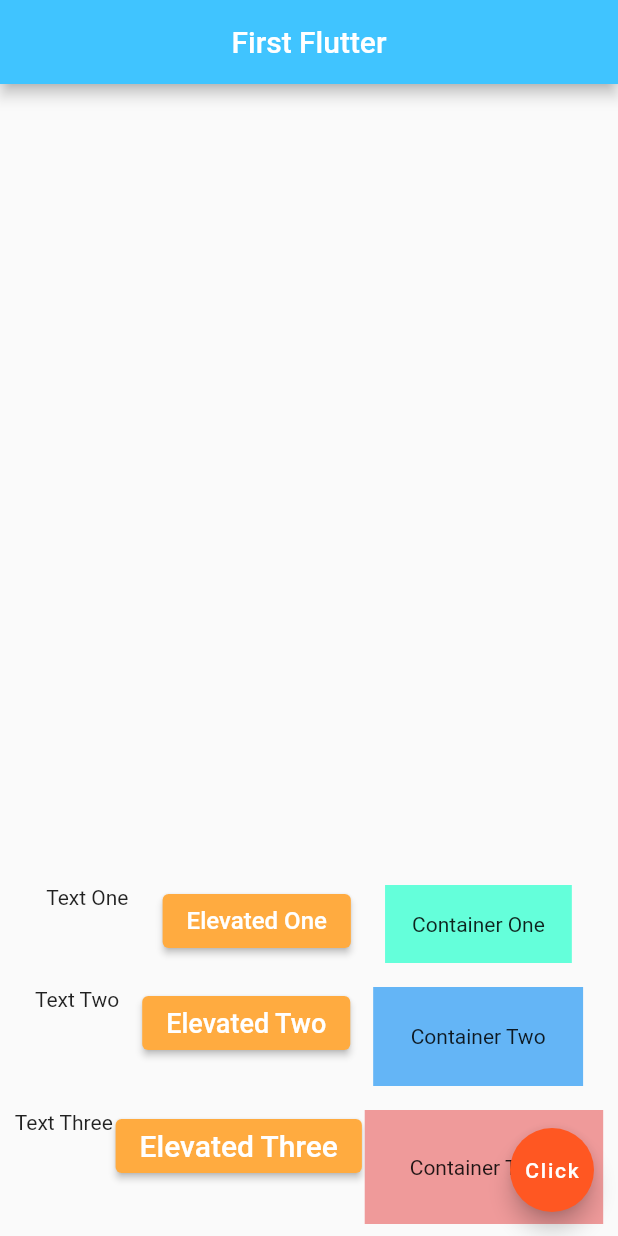
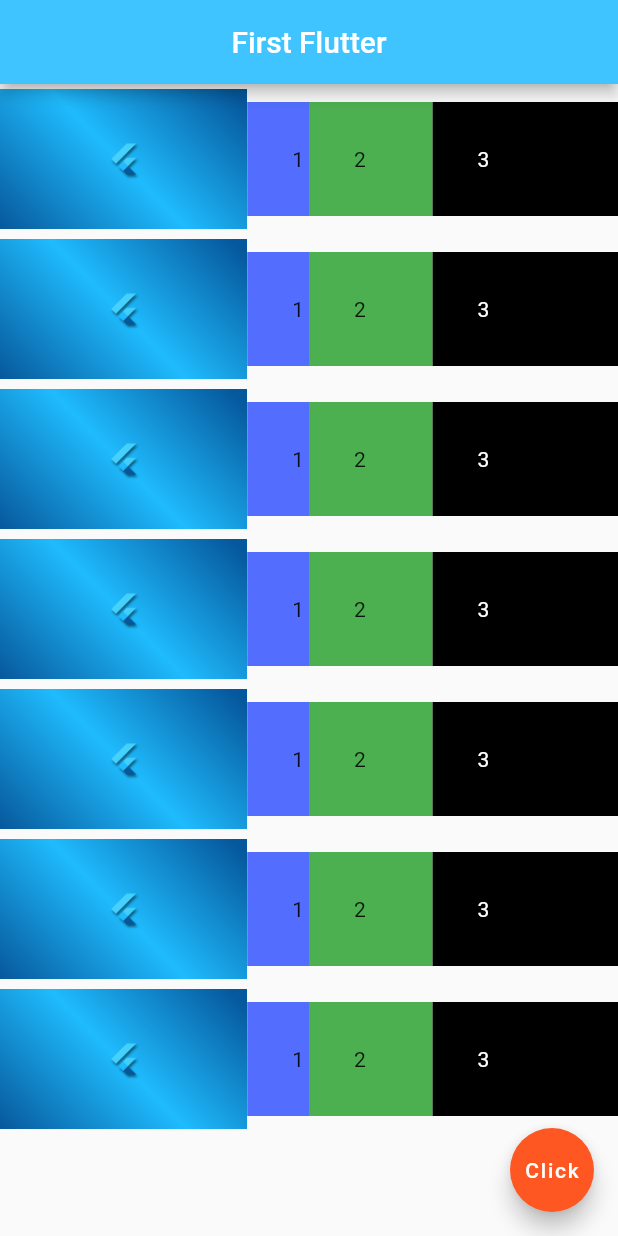
Before and after one commit to Master-Dipankar/Flutter-Hello-World, a Flutter app: the screen it shows after launch, on a phone screen of 412 x 824 dp. Run offline on Flutter 3.47's test engine with Material 2 defaults, Android fonts, the phone set to English and light mode, and no system bars.

Commit message:
Containers, how creating multiple containers inside a row. Use of Expanded to how it can take all the available extra space inside a row. Adding image inside a Row. Use of flex inside Expanded to define its size. Adding multiple Rows inside a Column. Using Sizedbox to define the height of particular row  .
vd14

```diff
--- a/lib/main.dart
+++ b/lib/main.dart
@@ -27,6 +27,250 @@
       backgroundColor: Colors.lightBlueAccent,
     ),
     body:Column(
+      children: [
+        SizedBox(
+          height: 100,
+          child: Row(
+            children: <Widget>[
+              Expanded(
+                  flex: 4,
+                  child: Image.asset('assets/flutter-logo.jpg')),
+              Expanded(
+                  flex: 1,
+                  child: Container(
+                    padding: const EdgeInsets.all(30.0),
+                    color: Colors.indigoAccent,
+                    child: Text('1'),
+                  )),
+              Expanded(
+                  flex: 2,
+                  child: Container(
+                    padding: const EdgeInsets.all(30.0),
+                    color: Colors.green,
+                    child: Text('2'),
+                  )),
+              Expanded(
+                  flex: 3,
+                  child: Container(
+                    padding: const EdgeInsets.all(30.0),
+                    color: Colors.black,
+                    child: const Text('3',
+                      style: TextStyle(
+                        color: Colors.white,
+                      ),),
+                  )),
+            ],
+          ),
+        ),
+        SizedBox(
+          height: 100,
+          child: Row(
+            children: <Widget>[
+              Expanded(
+                  flex: 4,
+                  child: Image.asset('assets/flutter-logo.jpg')),
+              Expanded(
+                  flex: 1,
+                  child: Container(
+                    padding: const EdgeInsets.all(30.0),
+                    color: Colors.indigoAccent,
+                    child: Text('1'),
+                  )),
+              Expanded(
+                  flex: 2,
+                  child: Container(
+                    padding: const EdgeInsets.all(30.0),
+                    color: Colors.green,
+                    child: Text('2'),
+                  )),
+              Expanded(
+                  flex: 3,
+                  child: Container(
+                    padding: const EdgeInsets.all(30.0),
+                    color: Colors.black,
+                    child: const Text('3',
+                      style: TextStyle(
+                        color: Colors.white,
+                      ),),
+                  )),
+            ],
+          ),
+        ),
+        SizedBox(
+          height: 100,
+          child: Row(
+            children: <Widget>[
+              Expanded(
+                  flex: 4,
+                  child: Image.asset('assets/flutter-logo.jpg')),
+              Expanded(
+                flex: 1,
+                  child: Container(
+                    padding: const EdgeInsets.all(30.0),
+                    color: Colors.indigoAccent,
+                    child: Text('1'),
+              )),
+              Expanded(
+                flex: 2,
+                  child: Container(
+                    padding: const EdgeInsets.all(30.0),
+                    color: Colors.green,
+                    child: Text('2'),
+                  )),
+              Expanded(
+                  flex: 3,
+                  child: Container(
+                    padding: const EdgeInsets.all(30.0),
+                    color: Colors.black,
+                    child: const Text('3',
+                    style: TextStyle(
+                      color: Colors.white,
+                    ),),
+              )),
+            ],
+          ),
+        ),
+        SizedBox(
+          height: 100,
+          child: Row(
+            children: <Widget>[
+              Expanded(
+                  flex: 4,
+                  child: Image.asset('assets/flutter-logo.jpg')),
+              Expanded(
+                  flex: 1,
+                  child: Container(
+                    padding: const EdgeInsets.all(30.0),
+                    color: Colors.indigoAccent,
+                    child: Text('1'),
+                  )),
+              Expanded(
+                  flex: 2,
+                  child: Container(
+                    padding: const EdgeInsets.all(30.0),
+                    color: Colors.green,
+                    child: Text('2'),
+                  )),
+              Expanded(
+                  flex: 3,
+                  child: Container(
+                    padding: const EdgeInsets.all(30.0),
+                    color: Colors.black,
+                    child: const Text('3',
+                      style: TextStyle(
+                        color: Colors.white,
+                      ),),
+                  )),
+            ],
+          ),
+        ),
+        SizedBox(
+          height: 100,
+          child: Row(
+            children: <Widget>[
+              Expanded(
+                  flex: 4,
+                  child: Image.asset('assets/flutter-logo.jpg')),
+              Expanded(
+                  flex: 1,
+                  child: Container(
+                    padding: const EdgeInsets.all(30.0),
+                    color: Colors.indigoAccent,
+                    child: Text('1'),
+                  )),
+              Expanded(
+                  flex: 2,
+                  child: Container(
+                    padding: const EdgeInsets.all(30.0),
+                    color: Colors.green,
+                    child: Text('2'),
+                  )),
+              Expanded(
+                  flex: 3,
+                  child: Container(
+                    padding: const EdgeInsets.all(30.0),
+                    color: Colors.black,
+                    child: const Text('3',
+                      style: TextStyle(
+                        color: Colors.white,
+                      ),),
+                  )),
+            ],
+          ),
+        ),
+        SizedBox(
+          height: 100,
+          child: Row(
+            children: <Widget>[
+              Expanded(
+                  flex: 4,
+                  child: Image.asset('assets/flutter-logo.jpg')),
+              Expanded(
+                  flex: 1,
+                  child: Container(
+                    padding: const EdgeInsets.all(30.0),
+                    color: Colors.indigoAccent,
+                    child: Text('1'),
+                  )),
+              Expanded(
+                  flex: 2,
+                  child: Container(
+                    padding: const EdgeInsets.all(30.0),
+                    color: Colors.green,
+                    child: Text('2'),
+                  )),
+              Expanded(
+                  flex: 3,
+                  child: Container(
+                    padding: const EdgeInsets.all(30.0),
+                    color: Colors.black,
+                    child: const Text('3',
+                      style: TextStyle(
+                        color: Colors.white,
+                      ),),
+                  )),
+            ],
+          ),
+        ),
+        SizedBox(
+          height: 100,
+          child: Row(
+            children: <Widget>[
+              Expanded(
+                  flex: 4,
+                  child: Image.asset('assets/flutter-logo.jpg')),
+              Expanded(
+                  flex: 1,
+                  child: Container(
+                    padding: const EdgeInsets.all(30.0),
+                    color: Colors.indigoAccent,
+                    child: Text('1'),
+                  )),
+              Expanded(
+                  flex: 2,
+                  child: Container(
+                    padding: const EdgeInsets.all(30.0),
+                    color: Colors.green,
+                    child: Text('2'),
+                  )),
+              Expanded(
+                  flex: 3,
+                  child: Container(
+                    padding: const EdgeInsets.all(30.0),
+                    color: Colors.black,
+                    child: const Text('3',
+                      style: TextStyle(
+                        color: Colors.white,
+                      ),),
+                  )),
+            ],
+          ),
+        ),
+
+      ],
+    ),
+
+    /*Column(
       mainAxisAlignment: MainAxisAlignment.end,
       crossAxisAlignment: CrossAxisAlignment.end,
       children: <Widget>[
@@ -111,7 +355,7 @@
           ),
         ),
       ],
-    ),
+    ),*/
     /*Row(
       mainAxisAlignment: MainAxisAlignment.spaceEvenly,
       crossAxisAlignment: CrossAxisAlignment.start,
@@ -245,120 +489,3 @@
   );
 }
 }
-
-
-/*
-void main() {
-  runApp(const MyApp());
-}
-
-class MyApp extends StatelessWidget {
-  const MyApp({super.key});
-
-  // This widget is the root of your application.
-  @override
-  Widget build(BuildContext context) {
-    return MaterialApp(
-      title: 'Flutter Demo',
-      theme: ThemeData(
-        // This is the theme of your application.
-        //
-        // Try running your application with "flutter run". You'll see the
-        // application has a blue toolbar. Then, without quitting the app, try
-        // changing the primarySwatch below to Colors.green and then invoke
-        // "hot reload" (press "r" in the console where you ran "flutter run",
-        // or simply save your changes to "hot reload" in a Flutter IDE).
-        // Notice that the counter didn't reset back to zero; the application
-        // is not restarted.
-        primarySwatch: Colors.blue,
-      ),
-      home: const MyHomePage(title: 'Flutter Demo Home Page'),
-    );
-  }
-}
-
-class MyHomePage extends StatefulWidget {
-  const MyHomePage({super.key, required this.title});
-
-  // This widget is the home page of your application. It is stateful, meaning
-  // that it has a State object (defined below) that contains fields that affect
-  // how it looks.
-
-  // This class is the configuration for the state. It holds the values (in this
-  // case the title) provided by the parent (in this case the App widget) and
-  // used by the build method of the State. Fields in a Widget subclass are
-  // always marked "final".
-
-  final String title;
-
-  @override
-  State<MyHomePage> createState() => _MyHomePageState();
-}
-
-class _MyHomePageState extends State<MyHomePage> {
-  int _counter = 0;
-
-  void _incrementCounter() {
-    setState(() {
-      // This call to setState tells the Flutter framework that something has
-      // changed in this State, which causes it to rerun the build method below
-      // so that the display can reflect the updated values. If we changed
-      // _counter without calling setState(), then the build method would not be
-      // called again, and so nothing would appear to happen.
-      _counter++;
-    });
-  }
-
-  @override
-  Widget build(BuildContext context) {
-    // This method is rerun every time setState is called, for instance as done
-    // by the _incrementCounter method above.
-    //
-    // The Flutter framework has been optimized to make rerunning build methods
-    // fast, so that you can just rebuild anything that needs updating rather
-    // than having to individually change instances of widgets.
-    return Scaffold(
-      appBar: AppBar(
-        // Here we take the value from the MyHomePage object that was created by
-        // the App.build method, and use it to set our appbar title.
-        title: Text(widget.title),
-      ),
-      body: Center(
-        // Center is a layout widget. It takes a single child and positions it
-        // in the middle of the parent.
-        child: Column(
-          // Column is also a layout widget. It takes a list of children and
-          // arranges them vertically. By default, it sizes itself to fit its
-          // children horizontally, and tries to be as tall as its parent.
-          //
-          // Invoke "debug painting" (press "p" in the console, choose the
-          // "Toggle Debug Paint" action from the Flutter Inspector in Android
-          // Studio, or the "Toggle Debug Paint" command in Visual Studio Code)
-          // to see the wireframe for each widget.
-          //
-          // Column has various properties to control how it sizes itself and
-          // how it positions its children. Here we use mainAxisAlignment to
-          // center the children vertically; the main axis here is the vertical
-          // axis because Columns are vertical (the cross axis would be
-          // horizontal).
-          mainAxisAlignment: MainAxisAlignment.center,
-          children: <Widget>[
-            const Text(
-              'You have pushed the button this many times:',
-            ),
-            Text(
-              '$_counter',
-              style: Theme.of(context).textTheme.headlineMedium,
-            ),
-          ],
-        ),
-      ),
-      floatingActionButton: FloatingActionButton(
-        onPressed: _incrementCounter,
-        tooltip: 'Increment',
-        child: const Icon(Icons.add),
-      ), // This trailing comma makes auto-formatting nicer for build methods.
-    );
-  }
-}
-*/
```
